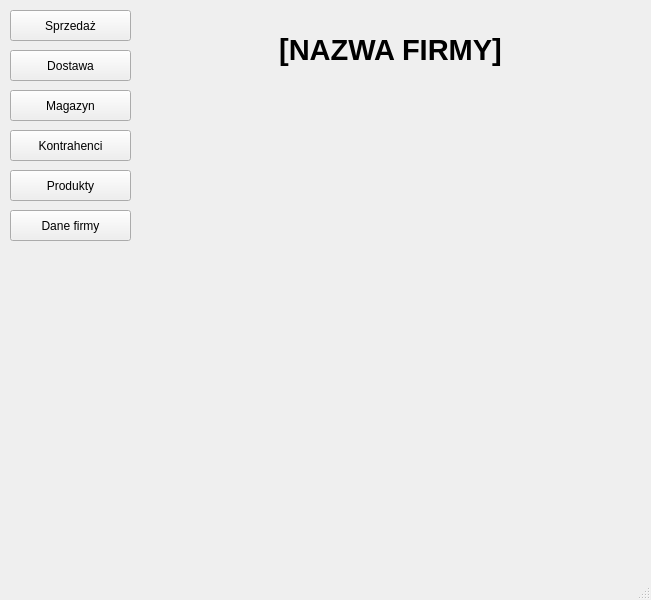
This is mainwindow.ui in DzimiX/ProgramSprzedazowy as Qt 5 draws it before an edit. The edited form follows.
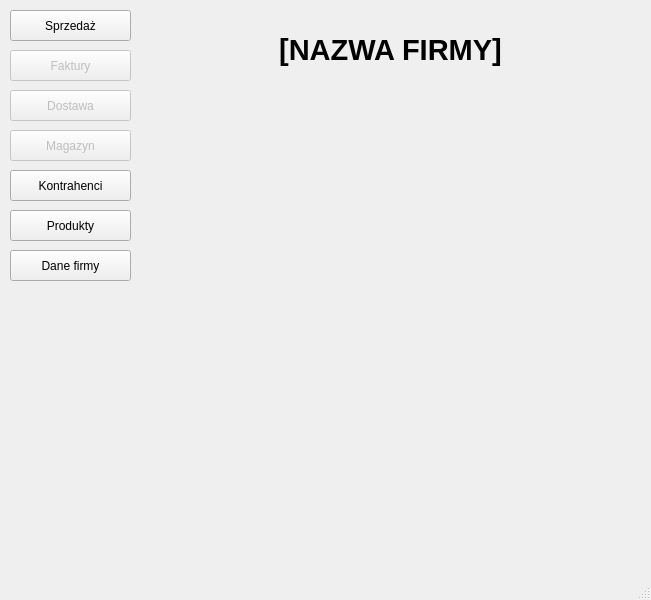
This is the edited form.

The edit to the form file:
```diff
--- a/mainwindow.ui
+++ b/mainwindow.ui
@@ -31,10 +31,13 @@
     </property>
    </widget>
    <widget class="QPushButton" name="pushButton_2">
+    <property name="enabled">
+     <bool>false</bool>
+    </property>
     <property name="geometry">
      <rect>
       <x>10</x>
-      <y>50</y>
+      <y>90</y>
       <width>121</width>
       <height>31</height>
      </rect>
@@ -47,7 +50,7 @@
     <property name="geometry">
      <rect>
       <x>10</x>
-      <y>130</y>
+      <y>170</y>
       <width>121</width>
       <height>31</height>
      </rect>
@@ -60,7 +63,7 @@
     <property name="geometry">
      <rect>
       <x>10</x>
-      <y>170</y>
+      <y>210</y>
       <width>121</width>
       <height>31</height>
      </rect>
@@ -73,7 +76,7 @@
     <property name="geometry">
      <rect>
       <x>10</x>
-      <y>210</y>
+      <y>250</y>
       <width>121</width>
       <height>31</height>
      </rect>
@@ -116,10 +119,13 @@
     </property>
    </widget>
    <widget class="QPushButton" name="pushButton_6">
+    <property name="enabled">
+     <bool>false</bool>
+    </property>
     <property name="geometry">
      <rect>
       <x>10</x>
-      <y>90</y>
+      <y>130</y>
       <width>121</width>
       <height>31</height>
      </rect>
@@ -128,6 +134,22 @@
      <string>Magazyn</string>
     </property>
    </widget>
+   <widget class="QPushButton" name="pushButton_7">
+    <property name="enabled">
+     <bool>false</bool>
+    </property>
+    <property name="geometry">
+     <rect>
+      <x>10</x>
+      <y>50</y>
+      <width>121</width>
+      <height>31</height>
+     </rect>
+    </property>
+    <property name="text">
+     <string>Faktury</string>
+    </property>
+   </widget>
   </widget>
   <widget class="QMenuBar" name="menubar">
    <property name="geometry">
```
